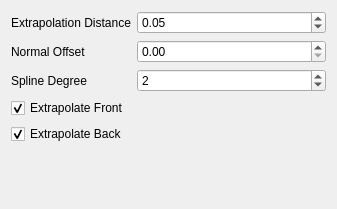
Old version of the form noether_gui/src/widgets/tool_path_modifiers/spline_extrapolation_modifier_widget.ui in the repository ros-industrial/noether.
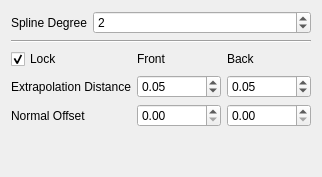
New version of the form. Custom widgets are drawn as their Qt base class.

Commit message: Specified front and back offsets separately

What changed in the file:
```diff
--- a/noether_gui/src/widgets/tool_path_modifiers/spline_extrapolation_modifier_widget.ui
+++ b/noether_gui/src/widgets/tool_path_modifiers/spline_extrapolation_modifier_widget.ui
@@ -6,8 +6,8 @@
    <rect>
     <x>0</x>
     <y>0</y>
-    <width>337</width>
-    <height>209</height>
+    <width>322</width>
+    <height>177</height>
    </rect>
   </property>
   <property name="windowTitle">
@@ -17,41 +17,14 @@
    <item>
     <layout class="QFormLayout" name="formLayout">
      <item row="0" column="0">
-      <widget class="QLabel" name="label">
-       <property name="text">
-        <string>Extrapolation Distance</string>
-       </property>
-      </widget>
-     </item>
-     <item row="0" column="1">
-      <widget class="noether::DistanceDoubleSpinBox" name="double_spin_box_extrapolation_distance">
-       <property name="singleStep">
-        <double>0.010000000000000</double>
-       </property>
-       <property name="value">
-        <double>0.050000000000000</double>
-       </property>
-      </widget>
-     </item>
-     <item row="1" column="0">
-      <widget class="QLabel" name="label_2">
-       <property name="text">
-        <string>Normal Offset</string>
-       </property>
-      </widget>
-     </item>
-     <item row="1" column="1">
-      <widget class="noether::DistanceDoubleSpinBox" name="double_spin_box_normal_offset_distance"/>
-     </item>
-     <item row="2" column="0">
       <widget class="QLabel" name="label_3">
        <property name="text">
         <string>Spline Degree</string>
        </property>
       </widget>
      </item>
-     <item row="2" column="1">
-      <widget class="QSpinBox" name="spin_box_spline_degree">
+     <item row="0" column="1">
+      <widget class="QSpinBox" name="spline_degree">
        <property name="minimum">
         <number>1</number>
        </property>
@@ -66,24 +39,85 @@
     </layout>
    </item>
    <item>
-    <widget class="QCheckBox" name="check_box_extrapolate_front">
-     <property name="text">
-      <string>Extrapolate Front</string>
-     </property>
-     <property name="checked">
-      <bool>true</bool>
+    <widget class="Line" name="line">
+     <property name="orientation">
+      <enum>Qt::Horizontal</enum>
      </property>
     </widget>
    </item>
    <item>
-    <widget class="QCheckBox" name="check_box_extrapolate_back">
-     <property name="text">
-      <string>Extrapolate Back</string>
-     </property>
-     <property name="checked">
-      <bool>true</bool>
-     </property>
-    </widget>
+    <layout class="QGridLayout" name="gridLayout">
+     <item row="2" column="1">
+      <widget class="QLabel" name="label_2">
+       <property name="toolTip">
+        <string>&lt;html&gt;&lt;head/&gt;&lt;body&gt;&lt;p&gt;Offset to be applied to the extrapolated waypoint normal (i.e., z-axis)&lt;/p&gt;&lt;/body&gt;&lt;/html&gt;</string>
+       </property>
+       <property name="text">
+        <string>Normal Offset</string>
+       </property>
+      </widget>
+     </item>
+     <item row="1" column="1">
+      <widget class="QLabel" name="label">
+       <property name="text">
+        <string>Extrapolation Distance</string>
+       </property>
+      </widget>
+     </item>
+     <item row="0" column="2">
+      <widget class="QLabel" name="label_4">
+       <property name="text">
+        <string>Front</string>
+       </property>
+      </widget>
+     </item>
+     <item row="0" column="3">
+      <widget class="QLabel" name="label_5">
+       <property name="text">
+        <string>Back</string>
+       </property>
+      </widget>
+     </item>
+     <item row="1" column="2">
+      <widget class="noether::DistanceDoubleSpinBox" name="extrapolation_distance_front">
+       <property name="singleStep">
+        <double>0.010000000000000</double>
+       </property>
+       <property name="value">
+        <double>0.050000000000000</double>
+       </property>
+      </widget>
+     </item>
+     <item row="1" column="3">
+      <widget class="noether::DistanceDoubleSpinBox" name="extrapolation_distance_back">
+       <property name="singleStep">
+        <double>0.010000000000000</double>
+       </property>
+       <property name="value">
+        <double>0.050000000000000</double>
+       </property>
+      </widget>
+     </item>
+     <item row="2" column="2">
+      <widget class="noether::DistanceDoubleSpinBox" name="normal_offset_distance_front"/>
+     </item>
+     <item row="2" column="3">
+      <widget class="noether::DistanceDoubleSpinBox" name="normal_offset_distance_back"/>
+     </item>
+     <item row="0" column="1">
+      <widget class="QCheckBox" name="lock_values">
+       <property name="toolTip">
+        <string>&lt;html&gt;&lt;head/&gt;&lt;body&gt;&lt;p&gt;Lock the front and back values together&lt;/p&gt;&lt;/body&gt;&lt;/html&gt;</string>
+       </property>
+       <property name="text">
+        <string>Lock</string>
+       </property>
+       <property name="checked">
+        <bool>true</bool>
+       </property>
+      </widget>
+     </item>
+    </layout>
    </item>
    <item>
     <spacer name="verticalSpacer">
```
Left out of the diff: 14 changed lines with no effect on the pictures. The commit also changes 3 other files.
